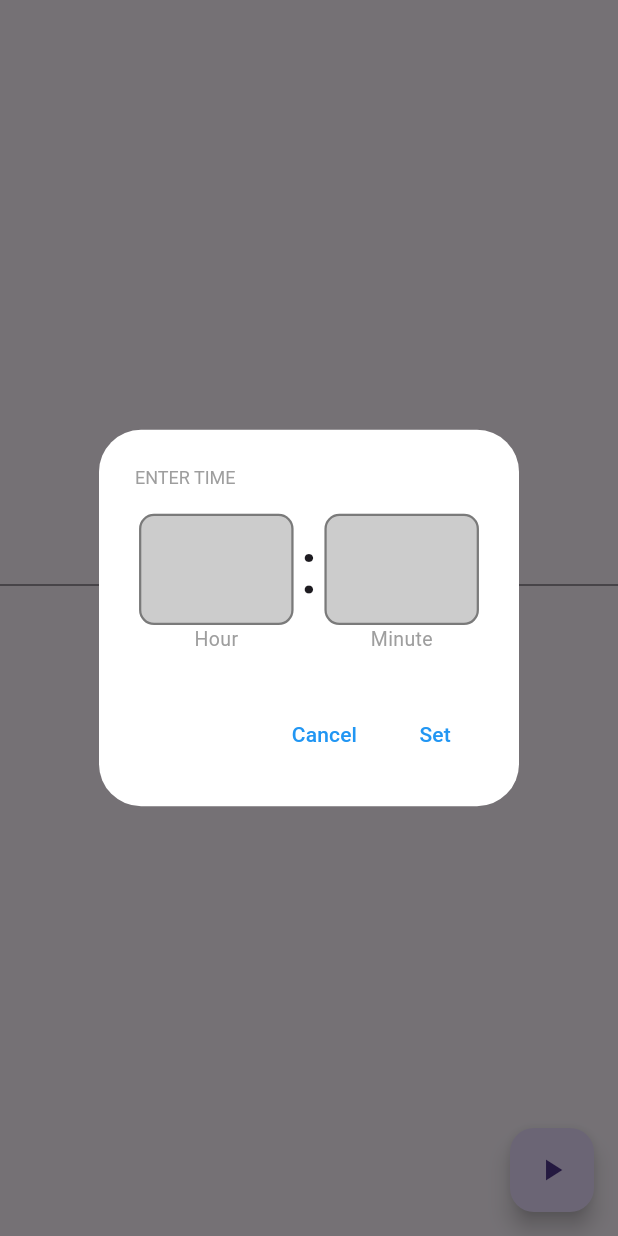
After one commit to ardaklc0/IsolateTimer, a Flutter app: the screen it shows after launch, after a tap on "Set Timer", on a phone screen of 412 x 824 dp. The commit adds this screen. Run offline on Flutter 3.47's test engine with Material 3 defaults, Android fonts, the phone set to English and light mode, and no system bars.

Commit message:
A dialog for adjusting timer has been created. Isolated, timer is working.

```diff
--- a/lib/countdown_widgets.dart
+++ b/lib/countdown_widgets.dart
@@ -1,37 +1,49 @@
 import 'dart:async';
 import 'dart:isolate';
-
 import 'package:flutter/cupertino.dart';
 import 'package:flutter/material.dart';
-import 'package:isolate_timer/countdown_timer.dart';
-
+import 'package:isolate_timer/time_picker.dart';
 class Countdown extends StatefulWidget {
   const Countdown({super.key});
-
   @override
   State<Countdown> createState() => _CountdownState();
 }
-
 class _CountdownState extends State<Countdown> {
-  late Isolate _isolate;
+  late Isolate? _isolate;
   bool _running = false;
-  static int _maxMinutes = 240;
+  static int initialDuration = 0;
   String notification = "";
-  late ReceivePort _receivePort;
+  final ReceivePort _receivePort = ReceivePort();
+  final TextEditingController _controller = TextEditingController();
 
   void _start() async {
+    Map map = {
+      'port': _receivePort.sendPort,
+      'initialDuration': initialDuration
+    };
     _running = true;
-    _receivePort = ReceivePort();
-    _isolate = await Isolate.spawn(_checkTimer, _receivePort.sendPort);
-    _receivePort.listen(_handleMessage, onDone:() {
-      debugPrint("done!");
-    });
+    _isolate = await Isolate.spawn(_checkTimer, map);
+    //_receivePort.sendPort.send(initialDuration);
+    try {
+      _receivePort.listen(_handleMessage);
+    } catch (error) {
+      debugPrint('Already listening to port.');
+    }
   }
 
-  static void _checkTimer(SendPort sendPort) async {
+  static void _checkTimer(Map map) async {
+    int initialTime = map['initialDuration'];
+    SendPort sendPort = map['port'];
     Timer.periodic(const Duration(seconds: 1), (Timer t) {
-      _maxMinutes--;
-      String msg = 'notification $_maxMinutes';
+      int hours = initialTime ~/ 3600;
+      int minutes = (initialTime ~/ 60) % 60;
+      int seconds = initialTime % 60;
+      String msg = '$hours:$minutes:${seconds.toString().padLeft(2, '0')}';
+      initialTime--;
+
+      if (initialTime == 0) {
+        t.cancel();
+      }
       debugPrint('SEND: $msg');
       sendPort.send(msg);
     });
@@ -40,35 +52,72 @@ class _CountdownState extends State<Countdown> {
   void _handleMessage(dynamic data) {
     debugPrint('RECEIVED: $data');
     setState(() {
-      notification = data;
+      notification = "$data";
     });
+    if (data == '0:00:00') {
+      _stop();
+      debugPrint("Done!");
+    }
   }
 
   void _stop() {
-    setState(() {
-      _running = false;
-      notification = '';
-    });
-    _receivePort.close();
-    _isolate.kill(priority: Isolate.immediate);
+    if (_isolate != null) {
+      setState(() {
+        _running = false;
+        notification = '';
+        initialDuration = 0;
+        _controller.text = '';
+      });
+      //_receivePort.close();
+      _isolate!.kill(priority: Isolate.immediate);
+      _isolate = null;
     }
+  }
+
   @override
   Widget build(BuildContext context) {
+    double deviceWidth = MediaQuery.of(context).size.width;
+    double deviceHeight = MediaQuery.of(context).size.height;
     return Scaffold(
       body: Center(
         child: Column(
           mainAxisAlignment: MainAxisAlignment.center,
           children: <Widget>[
+            TextField(
+              controller: _controller,
+              onEditingComplete: () {
+                setState(() {
+                  initialDuration = int.parse(_controller.text);
+                  debugPrint("Last: $initialDuration");
+                });
+              },
+            ),
             Text(
-              notification,
+              notification.isEmpty ? "0:00:00" : notification,
+              style: const TextStyle(fontSize: 30),
             ),
+            ElevatedButton(onPressed: () async {
+              int result = 0;
+              result = await showDialog(context: context,
+                builder: (context) {
+                  return TimePicker(
+                    deviceHeight: deviceHeight,
+                    deviceWidth: deviceWidth,
+                  );
+                },
+              );
+              setState(() {
+                initialDuration = result;
+                _controller.text = initialDuration.toString();
+              });
+            }, child: const Text("Set Timer") ),
           ],
         ),
       ),
       floatingActionButton: FloatingActionButton(
         onPressed: _running ? _stop : _start,
         tooltip: _running ? 'Timer stop' : 'Timer start',
-        child: _running ? new Icon(Icons.stop) : new Icon(Icons.play_arrow),
+        child: _running ? const Icon(Icons.stop) : const Icon(Icons.play_arrow),
       ),
     );
   }
--- /dev/null
+++ b/lib/time_picker.dart
@@ -0,0 +1,206 @@
+import 'package:flutter/cupertino.dart';
+import 'package:flutter/material.dart';
+import 'package:flutter/services.dart';
+
+class TimePicker extends StatefulWidget {
+  final double deviceWidth;
+  final double deviceHeight;
+
+
+  const TimePicker({super.key,
+    required this.deviceWidth,
+    required this.deviceHeight});
+
+  @override
+  State<TimePicker> createState() => _TimePickerState();
+}
+
+class _TimePickerState extends State<TimePicker> {
+  bool isMinuteFocused = false;
+  bool isHourFocused = false;
+  TextEditingController hourController = TextEditingController();
+  TextEditingController minuteController = TextEditingController();
+
+  @override
+  void initState() {
+    super.initState();
+  }
+
+  @override
+  void dispose() {
+    hourController.dispose();
+    minuteController.dispose();
+    super.dispose();
+  }
+  @override
+  Widget build(BuildContext context) {
+    double inputWidth = widget.deviceWidth * 0.25;
+    double inputHeight = widget.deviceHeight * 0.09;
+    double containerHeight = widget.deviceHeight * 0.12;
+    double containerWidth = widget.deviceWidth * 0.35;
+    double gapWidth = widget.deviceWidth * 0.05;
+    double gapHeight = widget.deviceHeight * 0.07;
+    return MaterialApp(
+      home: AlertDialog(
+        backgroundColor: Colors.white,
+        title: const Text(
+          'ENTER TIME',
+          style: TextStyle(
+            fontSize: 12,
+            color: Colors.grey
+          ),
+        ),
+        actions: [
+          TextButton(
+            onPressed: () {
+              int result = 0;
+              debugPrint("Result: $result");
+              Navigator.of(context).pop(result);
+            },
+            child: const Text(
+              'Cancel',
+              style: TextStyle(
+                color: Colors.blue
+              ),
+            ),
+          ),
+          TextButton(
+            onPressed: () {
+              int result = 0;
+              try {
+                if (hourController.text.isEmpty && minuteController.text.isEmpty){
+                  result = 0;
+                } else if (hourController.text.isEmpty){
+                  result = int.parse(minuteController.text) * 60;
+                } else if (minuteController.text.isEmpty){
+                  result = int.parse(hourController.text) * 3600;
+                } else {
+                  result = (int.parse(hourController.text) * 3600) + int.parse(minuteController.text) * 60;
+                }
+                debugPrint("Result: $result");
+              } catch (e) {
+                debugPrint("Error: $e");
+              }
+              Navigator.of(context).pop(result);
+            },
+            child: const Text(
+              'Set',
+              style: TextStyle(
+                color: Colors.blue
+              ),
+            ),
+          ),
+        ],
+        content: Row(
+          mainAxisAlignment: MainAxisAlignment.center,
+          children: [
+            SizedBox(
+              height: containerHeight,
+              child: Column(
+                children: [
+                  Container(
+                      decoration: BoxDecoration(
+                          border: Border.all(
+                            color: isHourFocused ? Colors.blue.withOpacity(0.5) : Colors.black.withOpacity(0.4),
+                            width: 1.5,
+                          ),
+                          color: Colors.black.withOpacity(0.2),
+                          borderRadius: BorderRadius.circular(10)
+                      ),
+                      height: inputHeight,
+                      width: inputWidth,
+                      child: Focus(
+                        autofocus: false,
+                        onFocusChange: (hasFocus) {
+                          setState(() {
+                            isHourFocused = hasFocus;
+                          });
+                        },
+                        child: TextFormField(
+                          controller: hourController,
+                          decoration: const InputDecoration(
+                              border: InputBorder.none
+                          ),
+                          showCursor: false,
+                          maxLines: 1,
+                          keyboardType: TextInputType.number,
+                          textAlign: TextAlign.center,
+                          style: const TextStyle(fontSize: 60),
+                        ),
+                      )
+                  ),
+                  const Text(
+                    'Hour',
+                    style: TextStyle(
+                      fontSize: 13,
+                      color: Colors.grey
+                    ),
+                  ),
+                ],
+              ),
+            ),
+            SizedBox(
+              height: containerHeight,
+              width: gapWidth,
+              child: const Text(
+                ':',
+                textAlign: TextAlign.center,
+                style: TextStyle(
+                  fontSize: 50,
+                ),
+              ),
+            ),
+            SizedBox(
+              height: containerHeight,
+              child: Column(
+                children: [
+                  Container(
+                    decoration: BoxDecoration(
+                      border: Border.all(
+                        color: isMinuteFocused ? Colors.blue.withOpacity(0.5) : Colors.black.withOpacity(0.4),
+                        width: 1.5,
+                      ),
+                      color: Colors.black.withOpacity(0.2),
+                      borderRadius: BorderRadius.circular(10),
+                    ),
+                    height: inputHeight,
+                    width: inputWidth,
+                    child: Focus(
+                      autofocus: false,
+                      onFocusChange: (hasFocus) {
+                        setState(() {
+                          isMinuteFocused = hasFocus;
+                        });
+                      },
+                      child: TextFormField(
+                        controller: minuteController,
+                        inputFormatters: [
+                          LengthLimitingTextInputFormatter(2),
+                        ],
+                        decoration: const InputDecoration(
+                          border: InputBorder.none,
+                        ),
+                        textAlign: TextAlign.center,
+                        maxLines: 1,
+                        showCursor: false,
+                        keyboardType: TextInputType.number,
+                        style: const TextStyle(fontSize: 60),
+                      ),
+                    ),
+                  ),
+                  const Text(
+                    'Minute',
+                    style: TextStyle(
+                        fontSize: 13,
+                        color: Colors.grey
+                    ),
+                  )
+                ],
+              ),
+            )
+          ],
+        ),
+      ),
+    );
+  }
+}
```
Also changed, not shown: 1 other file.
